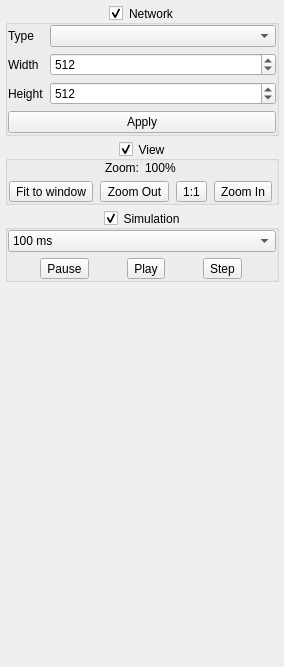
Skwint/Neuron, file Neuron/ToolBox.ui: the form before one commit.
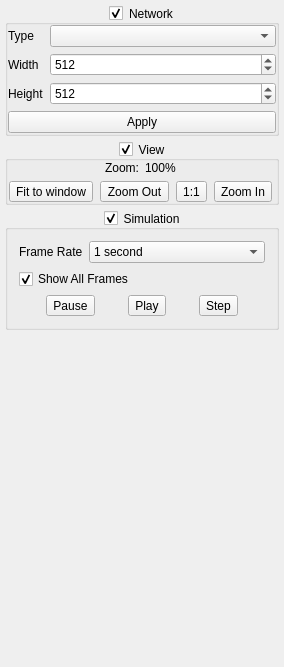
The form after the commit.

What changed in the file:
```diff
--- a/Neuron/ToolBox.ui
+++ b/Neuron/ToolBox.ui
@@ -297,25 +297,22 @@
        <item>
         <widget class="QWidget" name="simPanel" native="true">
          <layout class="QVBoxLayout" name="verticalLayout_7">
-          <property name="leftMargin">
-           <number>0</number>
-          </property>
-          <property name="topMargin">
-           <number>0</number>
-          </property>
-          <property name="rightMargin">
-           <number>0</number>
-          </property>
-          <property name="bottomMargin">
-           <number>0</number>
-          </property>
           <item>
+           <layout class="QFormLayout" name="formLayout_2">
+            <item row="0" column="0">
+             <widget class="QLabel" name="label_4">
+              <property name="text">
+               <string>Frame Rate</string>
+              </property>
+             </widget>
+            </item>
+            <item row="0" column="1">
            <widget class="QComboBox" name="cmbSimSpeed">
             <property name="autoFillBackground">
              <bool>true</bool>
             </property>
             <property name="currentIndex">
-             <number>1</number>
+               <number>0</number>
             </property>
             <item>
              <property name="text">
@@ -334,14 +331,21 @@
             </item>
             <item>
              <property name="text">
-              <string>Fast (no skipping)</string>
-             </property>
+                <string>Fast</string>
+               </property>
+              </item>
+             </widget>
+            </item>
+           </layout>
             </item>
             <item>
+           <widget class="QCheckBox" name="chkShowAllFrames">
              <property name="text">
-              <string>Fast (skipping)</string>
-             </property>
-            </item>
+             <string>Show All Frames</string>
+            </property>
+            <property name="checked">
+             <bool>true</bool>
+            </property>
            </widget>
           </item>
           <item>
```
Lines whose indentation alone changed are shown as unchanged.
